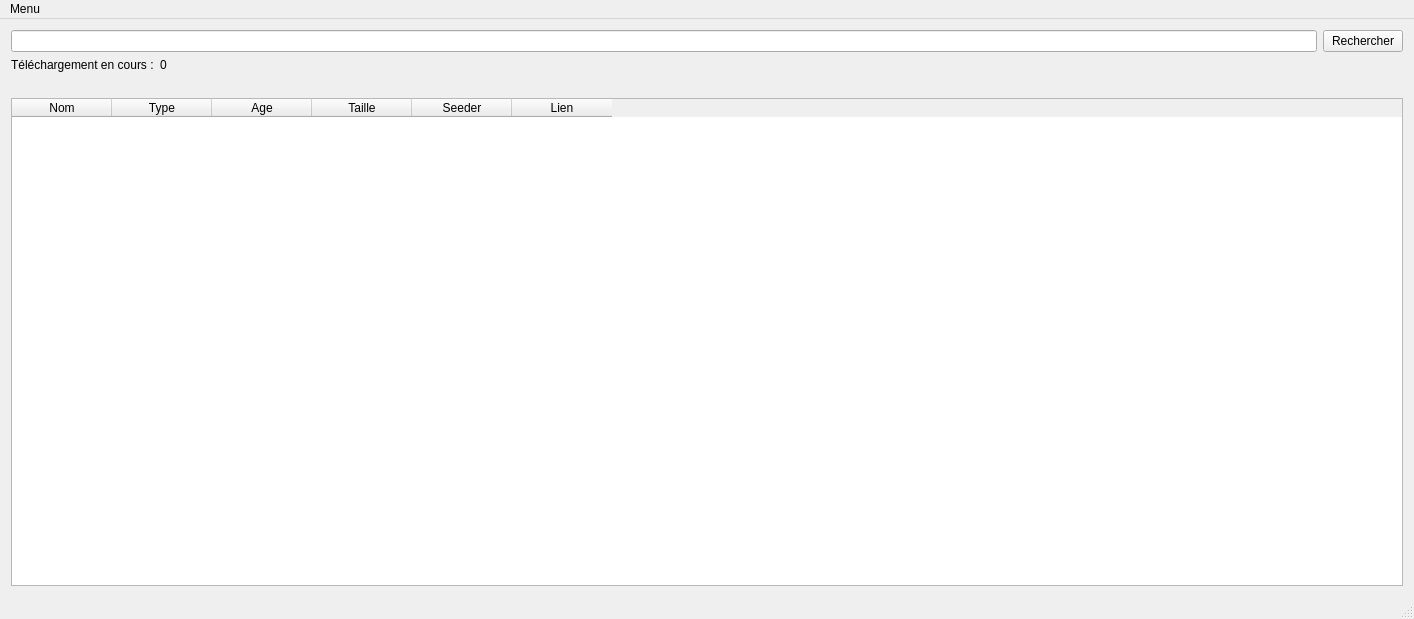
Old version of the form mainwindow.ui in the repository firedream89/YggTorrent_Download.
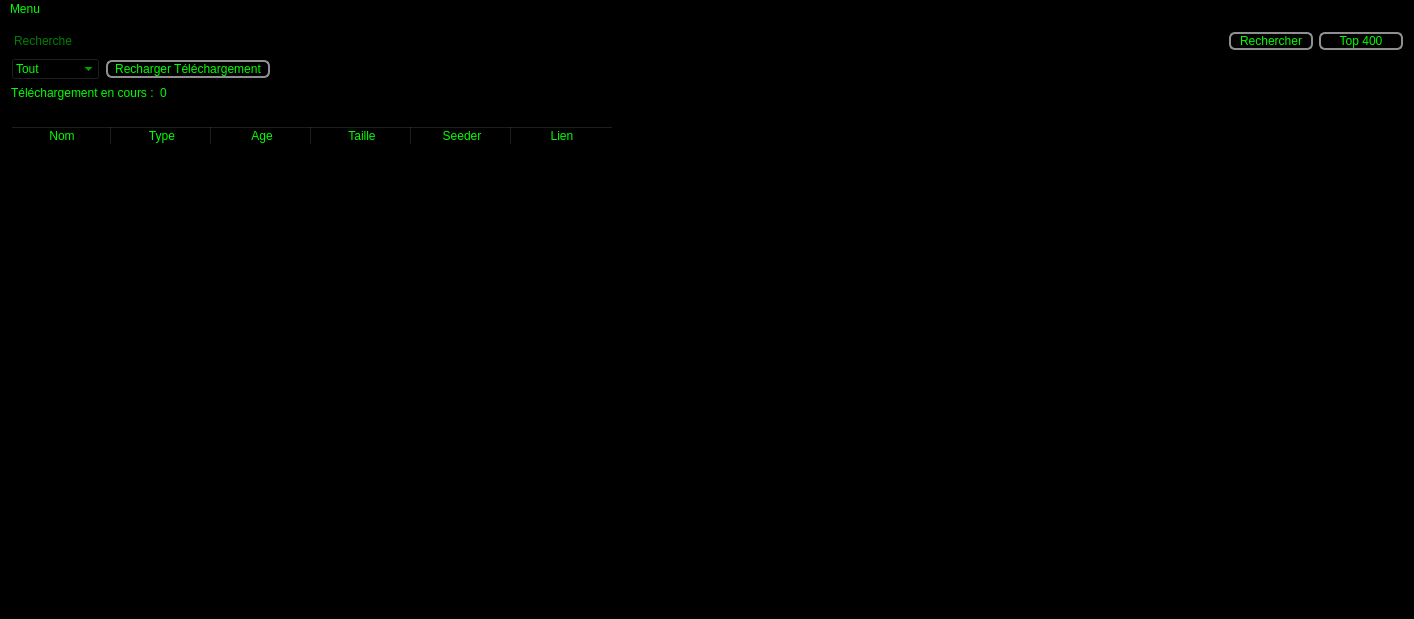
New version of the form.

The edit to the form file:
```diff
--- a/mainwindow.ui
+++ b/mainwindow.ui
@@ -13,12 +13,22 @@
   <property name="windowTitle">
    <string>YggTorrent Downloader</string>
   </property>
+  <property name="styleSheet">
+   <string notr="true">background-color: rgb(0, 0, 0);
+selection-background-color: rgb(0, 255, 0);
+selection-color: rgb(0, 0, 0);
+color: rgb(0, 255, 0);</string>
+  </property>
   <widget class="QWidget" name="centralWidget">
    <layout class="QGridLayout" name="gridLayout">
     <item row="0" column="0">
      <layout class="QHBoxLayout" name="horizontalLayout">
       <item>
-       <widget class="QLineEdit" name="eFind"/>
+       <widget class="QLineEdit" name="eFind">
+        <property name="placeholderText">
+         <string>Recherche</string>
+        </property>
+       </widget>
       </item>
       <item>
        <widget class="QPushButton" name="bFind">
@@ -28,14 +38,154 @@
           <height>16777215</height>
          </size>
         </property>
+        <property name="styleSheet">
+         <string notr="true">QPushButton {
+    border: 2px solid #8f8f91;
+    border-radius: 6px;    
+	background-color: rgb(0, 0, 0);
+    min-width: 80px;	
+	color: rgb(0, 255, 0);
+}
+
+QPushButton:hover {
+   
+	background-color: rgb(0, 255, 0);
+	color: rgb(0, 0, 0);
+}
+
+QPushButton:pressed{
+	background-color: rgb(0, 0, 0);
+	color: rgb(0, 255, 0);
+}
+QPushButton:disabled{
+	background-color: rgb(25, 25, 25);
+	color: rgb(0, 255, 0);
+    border: 0px solid #8f8f91;
+}</string>
+        </property>
         <property name="text">
          <string>Rechercher</string>
         </property>
        </widget>
       </item>
+      <item>
+       <widget class="QPushButton" name="top400">
+        <property name="styleSheet">
+         <string notr="true">QPushButton {
+    border: 2px solid #8f8f91;
+    border-radius: 6px;    
+	background-color: rgb(0, 0, 0);
+    min-width: 80px;	
+	color: rgb(0, 255, 0);
+}
+
+QPushButton:hover {
+   
+	background-color: rgb(0, 255, 0);
+	color: rgb(0, 0, 0);
+}
+
+QPushButton:pressed{
+	background-color: rgb(0, 0, 0);
+	color: rgb(0, 255, 0);
+}
+QPushButton:disabled{
+	background-color: rgb(25, 25, 25);
+	color: rgb(0, 255, 0);
+    border: 0px solid #8f8f91;
+}</string>
+        </property>
+        <property name="text">
+         <string>Top 400</string>
+        </property>
+       </widget>
+      </item>
      </layout>
     </item>
     <item row="1" column="0">
+     <layout class="QHBoxLayout" name="horizontalLayout_2">
+      <item>
+       <widget class="QComboBox" name="comboBox">
+        <item>
+         <property name="text">
+          <string>Tout</string>
+         </property>
+        </item>
+        <item>
+         <property name="text">
+          <string>film</string>
+         </property>
+        </item>
+        <item>
+         <property name="text">
+          <string>musique</string>
+         </property>
+        </item>
+        <item>
+         <property name="text">
+          <string>application</string>
+         </property>
+        </item>
+        <item>
+         <property name="text">
+          <string>ebook</string>
+         </property>
+        </item>
+        <item>
+         <property name="text">
+          <string>jeux video</string>
+         </property>
+        </item>
+       </widget>
+      </item>
+      <item>
+       <widget class="QPushButton" name="reload">
+        <property name="styleSheet">
+         <string notr="true">QPushButton {
+    border: 2px solid #8f8f91;
+    border-radius: 6px;    
+	background-color: rgb(0, 0, 0);
+    min-width: 80px;	
+	color: rgb(0, 255, 0);
+}
+
+QPushButton:hover {
+   
+	background-color: rgb(0, 255, 0);
+	color: rgb(0, 0, 0);
+}
+
+QPushButton:pressed{
+	background-color: rgb(0, 0, 0);
+	color: rgb(0, 255, 0);
+}
+QPushButton:disabled{
+	background-color: rgb(25, 25, 25);
+	color: rgb(0, 255, 0);
+    border: 0px solid #8f8f91;
+}</string>
+        </property>
+        <property name="text">
+         <string>  Recharger Téléchargement  </string>
+        </property>
+       </widget>
+      </item>
+      <item>
+       <spacer name="horizontalSpacer">
+        <property name="orientation">
+         <enum>Qt::Horizontal</enum>
+        </property>
+        <property name="sizeHint" stdset="0">
+         <size>
+          <width>40</width>
+          <height>20</height>
+         </size>
+        </property>
+       </spacer>
+      </item>
+     </layout>
+    </item>
+    <item row="2" column="0">
      <layout class="QFormLayout" name="formLayout">
       <item row="0" column="0">
        <widget class="QLabel" name="label">
@@ -53,14 +203,14 @@
       </item>
      </layout>
     </item>
-    <item row="2" column="0">
+    <item row="3" column="0">
      <widget class="QLabel" name="result">
       <property name="text">
        <string/>
       </property>
      </widget>
     </item>
-    <item row="3" column="0">
+    <item row="4" column="0">
      <widget class="QTableWidget" name="listTorrent">
       <property name="minimumSize">
        <size>
@@ -68,6 +218,37 @@
         <height>0</height>
        </size>
       </property>
+      <property name="styleSheet">
+       <string notr="true">QTableView
+{
+	background-color: rgb(0, 0, 0);
+	color: rgb(0, 255, 0);
+	gridline-color: rgb(53, 53, 53);
+}
+::section
+{
+	background-color: rgb(0, 0, 0);
+	color: rgb(0, 255, 0);
+}
+::horizontalheader
+{
+	color: rgb(0,0,0);
+}
+::disabled
+{
+	background-color: rgb(20, 20, 20);
+	color: rgb(0,0,0);
+}</string>
+      </property>
+      <property name="cornerButtonEnabled">
+       <bool>true</bool>
+      </property>
+      <attribute name="horizontalHeaderShowSortIndicator" stdset="0">
+       <bool>false</bool>
+      </attribute>
+      <attribute name="verticalHeaderVisible">
+       <bool>false</bool>
+      </attribute>
       <column>
        <property name="text">
         <string>Nom</string>
@@ -124,7 +305,6 @@
    </widget>
    <addaction name="menuMenu"/>
   </widget>
-  <widget class="QStatusBar" name="statusBar"/>
   <action name="actionOptions">
    <property name="text">
     <string>Options</string>
```
Left out of the diff: 19 changed lines with no effect on the pictures.
